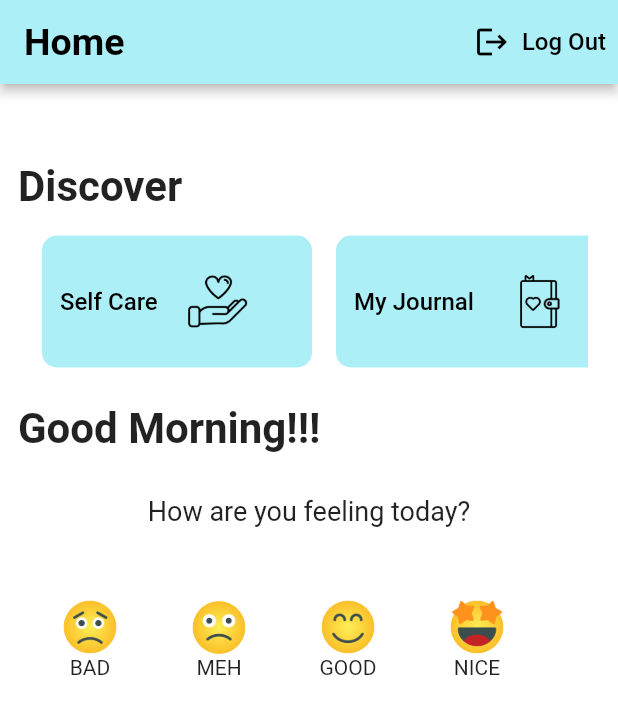
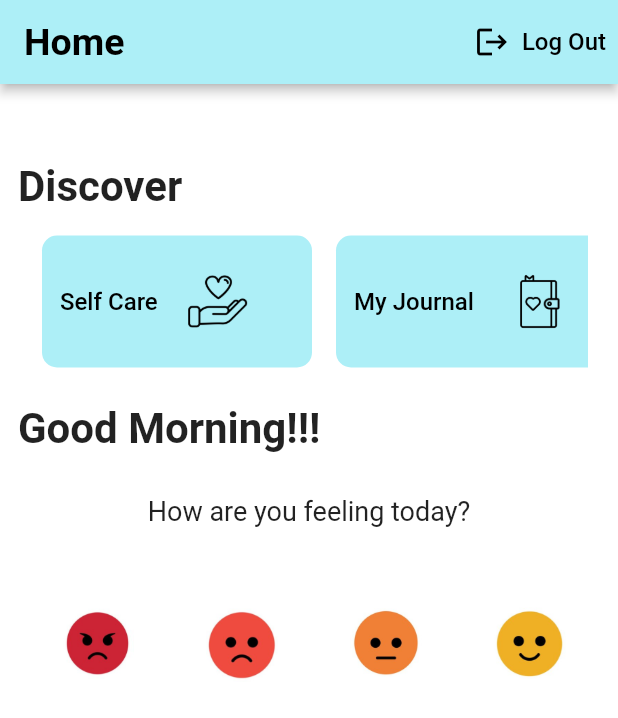
Before and after one commit to brisingr24/Minor_Project, a Flutter app: the Home screen opened directly, on a phone screen of 412 x 824 dp. Shown: the top 718 px of the screen. Run offline on Flutter 3.47's test engine with Material 2 defaults, Android fonts, the phone set to English and light mode, and no system bars; our stand-ins replace animated_bottom_navigation_bar, cloud_firestore, date_time_picker, firebase_auth, firebase_core, firebase_storage and 6 more; missing offline and left inert: flutter_phone_direct_caller, kommunicate_flutter; accounts and stored records are empty; network calls fail; Roboto replaces fonts that are missing (Pacifico).

Commit message:
Moods updated

```diff
--- a/lib/mains/home.dart
+++ b/lib/mains/home.dart
@@ -231,7 +231,7 @@ class _HomeState extends State<Home> {
                 visible: _ismoodvisible,
                 child: Container(
                     padding: const EdgeInsets.all(5),
-                    height: 120,
+                    height: 125,
                     child: ListView(
                       scrollDirection: Axis.horizontal,
                       children: [
@@ -246,7 +246,7 @@ class _HomeState extends State<Home> {
                             }),
                             child: const MoodItem(
                               image: "images/1 emoji.png",
-                              moodtext: "BAD",
+                              moodScore: 1,
                             )),
                         InkWell(
                             onTap: (() {
@@ -259,7 +259,20 @@ class _HomeState extends State<Home> {
                             }),
                             child: const MoodItem(
                               image: "images/2 emoji.png",
-                              moodtext: "MEH",
+                              moodScore: 2,
+                            )),
+                        InkWell(
+                            onTap: (() {
+                              setState(() {
+                                _category = "courage";
+                                quoteImage = "images/mehmoodquote.jpg";
+                                _ismoodvisible = false;
+                                _isquotevisible = true;
+                              });
+                            }),
+                            child: const MoodItem(
+                              image: "images/3 emoji.png",
+                              moodScore: 3,
                             )),
                         InkWell(
                             onTap: (() {
@@ -271,8 +284,8 @@ class _HomeState extends State<Home> {
                               });
                             }),
                             child: const MoodItem(
-                              image: "images/3 emoji.png",
-                              moodtext: "GOOD",
+                              image: "images/4 emoji.png",
+                              moodScore: 4,
                             )),
                         InkWell(
                             onTap: (() {
@@ -284,8 +297,8 @@ class _HomeState extends State<Home> {
                               });
                             }),
                             child: const MoodItem(
-                              image: "images/4 emoji.png",
-                              moodtext: "NICE",
+                              image: "images/5 emoji.png",
+                              moodScore: 5,
                             )),
                       ],
                     )),
--- a/lib/widgets/moodWidget.dart
+++ b/lib/widgets/moodWidget.dart
@@ -1,9 +1,9 @@
 import 'package:flutter/material.dart';
 
 class MoodItem extends StatefulWidget {
-  const MoodItem({Key? key, required this.image, required this.moodtext}) : super(key: key);
+  const MoodItem({Key? key, required this.image, required this.moodScore}) : super(key: key);
   final String image;
-  final String moodtext;
+  final int moodScore;
 
   @override
   State<MoodItem> createState() => _MoodItemState();
@@ -17,14 +17,24 @@ class _MoodItemState extends State<MoodItem> {
           borderRadius: BorderRadius.circular(15),
           color: Colors.white,
         ),
-        width: 70,
-
+        width: 80,
         margin: const EdgeInsets.all(8),
         padding: const EdgeInsets.all(16),
         alignment: Alignment.center,
         child: Column(
           mainAxisAlignment: MainAxisAlignment.center,
-          children: [Image.asset(widget.image), Text(widget.moodtext)],
+          children: [
+            CircleAvatar(
+              radius: 30,
+              backgroundColor: Colors.white,
+              child: Image.asset(
+                widget.image,
+                height: 80,
+                width: 90,
+              ),
+            )
+          ],
+          // children: [Image.asset(widget.image,height:60,fit:BoxFit.contain,)],
         ));
   }
 }
```
Also changed, not shown: images/1 emoji.png, images/2 emoji.png, images/3 emoji.png, images/4 emoji.png, images/5 emoji.png (added).
